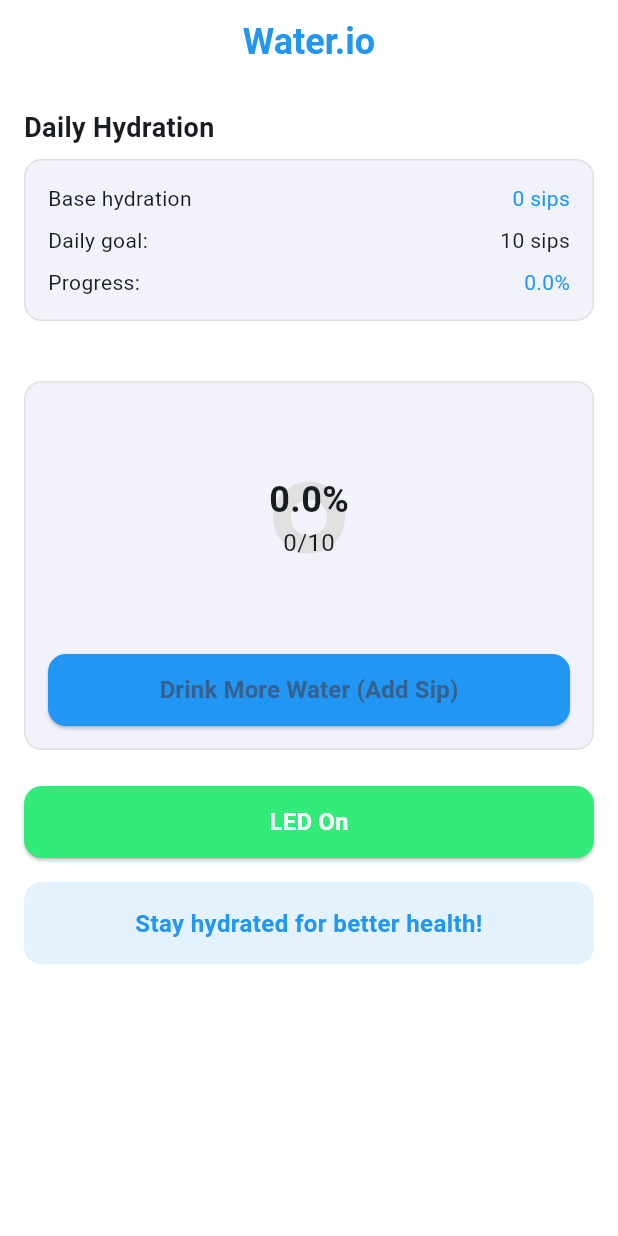
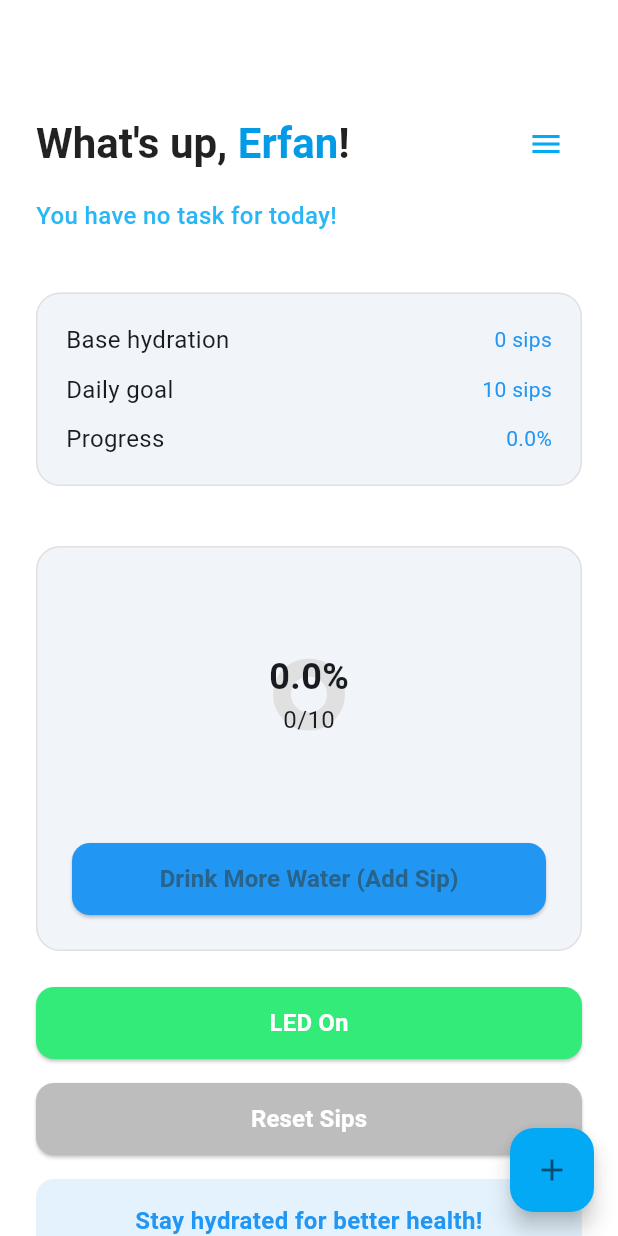
Before and after one commit to okhadragy/WaterIO, a Flutter app: the screen it shows after launch, on a phone screen of 412 x 824 dp. Run offline on Flutter 3.47's test engine with Material 3 defaults, Android fonts, the light colour scheme and no system bars; our stand-ins replace flutter_bluetooth_serial, hive_flutter, permission_handler; accounts and stored records are empty; Roboto replaces fonts that are missing (Arial).

Commit message:
last change

```diff
--- a/water_io/lib/main.dart
+++ b/water_io/lib/main.dart
@@ -1,9 +1,14 @@
 import 'package:flutter/material.dart';
+import 'package:hive_flutter/hive_flutter.dart';
 import 'package:flutter_bluetooth_serial/flutter_bluetooth_serial.dart';
 import 'package:permission_handler/permission_handler.dart';
-import 'dart:convert';
+import 'dart:convert'; // For ascii encoding/decoding
 
-void main() {
+void main() async {
+  WidgetsFlutterBinding.ensureInitialized();
+  await Hive.initFlutter();
+  await Hive.openBox('myBox');
+
   runApp(const MyApp());
 }
 
@@ -13,27 +18,28 @@ class MyApp extends StatelessWidget {
   @override
   Widget build(BuildContext context) {
     return MaterialApp(
-      title: 'Water.io',
+      title: 'Cocalarm',
+      debugShowCheckedModeBanner: false,
       theme: ThemeData(
         scaffoldBackgroundColor: Colors.white,
-        colorScheme: ColorScheme.fromSeed(seedColor: Colors.blue),
+        fontFamily: 'Arial',
+        colorScheme: ColorScheme.fromSeed(seedColor: Colors.lightBlue),
         cardTheme: CardTheme(
           elevation: 0,
           shape: RoundedRectangleBorder(
-            borderRadius: BorderRadius.circular(12),
+            borderRadius: BorderRadius.circular(16),
             side: BorderSide(color: Colors.grey.shade300, width: 1),
           ),
           margin: const EdgeInsets.symmetric(vertical: 8),
         ),
       ),
-      home: const MyHomePage(title: 'Water.io'),
+      home: const MyHomePage(title: 'Cocalarm'),
     );
   }
 }
 
 class MyHomePage extends StatefulWidget {
   const MyHomePage({super.key, required this.title});
-
   final String title;
 
   @override
@@ -41,77 +47,65 @@ class MyHomePage extends StatefulWidget {
 }
 
 class _MyHomePageState extends State<MyHomePage> {
-  // Declare the variables
-  int totalSips = 0; // Number of sips
-  final int goalSips = 10; // Goal sips per day
-  bool showSips = false; // Toggle button to show sips
-  double percentageGoal = 0; // Percentage of goal reached
-  bool ledOn = false; // LED status
+  late Box box;
+  int totalSips = 0;
+  int goalSips = 10;
+  double percentageGoal = 0;
+  bool ledOn = false;
+  String username = "Erfan";
   BluetoothConnection? connection;
   bool isConnected = false;
   String buffer = '';
 
-  // Function to increment sips
-  void incrementSips() {
-    setState(() {
-      totalSips++;
+  @override
+  void initState() {
+    super.initState();
+    box = Hive.box('myBox');
+    totalSips = box.get('totalSips', defaultValue: 0);
+    goalSips = box.get('goalSips', defaultValue: 10);
+    username = box.get('username', defaultValue: "Erfan");
     percentageGoal = (totalSips / goalSips) * 100;
-    });
-    DateTime now = DateTime.now();
-    String formattedDate = "${now.year}-${now.month}-${now.day}";
-    String formattedTime = "${now.hour}:${now.minute}:${now.second}";
-    print('Date received: $formattedDate Time: $formattedTime');
+    checkPermissions(); // Check permissions on startup
   }
 
-  // Function to toggle sips visibility
-  void toggleSips() {
-    setState(() {
-      showSips = !showSips;
-    });
-  }
+  void checkPermissions() async {
+    PermissionStatus bluetoothStatus = await Permission.bluetooth.request();
+    PermissionStatus bluetoothConnectStatus =
+        await Permission.bluetoothConnect.request();
+    PermissionStatus locationStatus =
+        await Permission.locationWhenInUse.request();
+    PermissionStatus bluetoothScanStatus =
+        await Permission.bluetoothScan.request();
 
-  // Function to toggle LED status
-  void toggleLED() {
-    if (isConnected) {
-      setState(() {
-        ledOn = !ledOn;
-      });
-      sendMessage(ledOn ? "on" : "off");
+    if (bluetoothStatus.isGranted &&
+        bluetoothConnectStatus.isGranted &&
+        locationStatus.isGranted &&
+        bluetoothScanStatus.isGranted) {
+      print("Permissions granted.");
+      getPairedESP(); // Proceed with Bluetooth operations
+    } else {
+      print("Permissions denied.");
     }
   }
 
-  @override
-  void initState() {
-    super.initState();
-    // Call getPairedESP() to try connecting to the ESP32
-    checkPermissions();
-  }
-
-  // Function to get paired ESP32 device and connect
   void getPairedESP() async {
-    // Ensure Bluetooth is enabled
     final isEnabled = await FlutterBluetoothSerial.instance.isEnabled;
     if (isEnabled == null || !isEnabled) {
       await FlutterBluetoothSerial.instance.requestEnable();
     }
 
-    // Get list of paired devices
     List<BluetoothDevice> pairedDevices =
         await FlutterBluetoothSerial.instance.getBondedDevices();
-
-    // Filter ESP32 by name or address pattern (customize as needed)
     BluetoothDevice? espDevice;
-
     for (BluetoothDevice device in pairedDevices) {
       if (device.name != null && device.name!.toLowerCase().contains("esp")) {
         espDevice = device;
-        break; // Exit loop when the ESP32 device is found
+        break;
       }
     }
 
     if (espDevice != null) {
       print("Found ESP32: ${espDevice.name} - ${espDevice.address}");
-      // Now connect
       try {
         connection = await BluetoothConnection.toAddress(espDevice.address);
         print('Connected to the ESP32!');
@@ -119,11 +113,9 @@ class _MyHomePageState extends State<MyHomePage> {
           isConnected = true;
         });
 
-        // Real-time listener
         connection!.input!
             .listen((data) {
               buffer += ascii.decode(data);
-
               int index;
               while ((index = buffer.indexOf('\n')) != -1) {
                 final line = buffer.substring(0, index).trim();
@@ -158,101 +150,211 @@ class _MyHomePageState extends State<MyHomePage> {
     }
   }
 
+  void reset() {
+    box.put('totalSips', 0);
+    setState(() {
+      totalSips = 0;
+      percentageGoal = 0;
+    });
+  }
+
+  void incrementSips() {
+    setState(() {
+      totalSips++;
+      percentageGoal = (totalSips / goalSips) * 100;
+      box.put('totalSips', totalSips);
+    });
+    sendMessage("Sip");
+  }
+
+  void toggleLED() {
+    if (isConnected) {
+      setState(() {
+        ledOn = !ledOn;
+      });
+      sendMessage(ledOn ? "on" : "off");
+    }
+  }
+
+  void editUsername() {
+    String newName = username;
+    showDialog(
+      context: context,
+      builder:
+          (context) => AlertDialog(
+            title: const Text('Edit Username'),
+            content: TextField(
+              autofocus: true,
+              decoration: const InputDecoration(hintText: 'Enter new name'),
+              onChanged: (value) => newName = value,
+            ),
+            actions: [
+              TextButton(
+                onPressed: () {
+                  setState(() {
+                    username = newName;
+                    box.put('username', username);
+                  });
+                  Navigator.of(context).pop();
+                },
+                child: const Text('Save'),
+              ),
+            ],
+          ),
+    );
+  }
+
+  void editGoalSips() {
+    String newGoal = goalSips.toString();
+    showDialog(
+      context: context,
+      builder:
+          (context) => AlertDialog(
+            title: const Text('Edit Goal Sips'),
+            content: TextField(
+              autofocus: true,
+              keyboardType: TextInputType.number,
+              decoration: const InputDecoration(hintText: 'Enter new goal'),
+              onChanged: (value) => newGoal = value,
+            ),
+            actions: [
+              TextButton(
+                onPressed: () {
+                  int? parsedGoal = int.tryParse(newGoal);
+                  if (parsedGoal != null && parsedGoal > 0) {
+                    setState(() {
+                      goalSips = parsedGoal;
+                      box.put('goalSips', goalSips);
+                      percentageGoal = (totalSips / goalSips) * 100;
+                    });
+                  }
+                  Navigator.of(context).pop();
+                },
+                child: const Text('Save'),
+              ),
+            ],
+          ),
+    );
+  }
+
+  Widget _infoRow(String label, String value) {
+    return Row(
+      mainAxisAlignment: MainAxisAlignment.spaceBetween,
+      children: [
+        Text(label, style: const TextStyle(fontSize: 16)),
+        Text(value, style: const TextStyle(color: Colors.blue)),
+      ],
+    );
+  }
+
   @override
   void dispose() {
     connection?.dispose();
     super.dispose();
   }
 
-  void checkPermissions() async {
-    // Request Bluetooth permissions
-    PermissionStatus bluetoothStatus = await Permission.bluetooth.request();
-    PermissionStatus bluetoothConnectStatus =
-        await Permission.bluetoothConnect.request();
-    PermissionStatus locationStatus =
-        await Permission.locationWhenInUse.request();
-    PermissionStatus bluetoothScanStatus =
-        await Permission.bluetoothScan.request();
-
-    if (bluetoothStatus.isGranted &&
-        bluetoothConnectStatus.isGranted &&
-        locationStatus.isGranted &&
-        bluetoothScanStatus.isGranted) {
-      print("Permissions granted.");
-      getPairedESP(); // Proceed with Bluetooth operations
-    } else {
-      print("Permissions denied.");
-    }
-  }
-
   @override
   Widget build(BuildContext context) {
     return Scaffold(
-      appBar: AppBar(
-        backgroundColor: Colors.white,
-        elevation: 0,
+      drawer: Drawer(
+        child: ListView(
+          padding: const EdgeInsets.symmetric(vertical: 24),
+          children: [
+            const ListTile(
               title: Text(
-          widget.title,
-          style: const TextStyle(
-            color: Colors.blue,
-            fontSize: 24,
-            fontWeight: FontWeight.bold,
+                'Settings',
+                style: TextStyle(fontSize: 20, fontWeight: FontWeight.bold),
               ),
             ),
-        centerTitle: true,
+            const Divider(),
+            ListTile(
+              leading: const Icon(Icons.person),
+              title: const Text('Edit Username'),
+              onTap: () {
+                Navigator.pop(context);
+                editUsername();
+              },
+            ),
+            ListTile(
+              leading: const Icon(Icons.flag),
+              title: const Text('Edit Goal Sips'),
+              onTap: () {
+                Navigator.pop(context);
+                editGoalSips();
+              },
+            ),
+          ],
+        ),
       ),
       body: SingleChildScrollView(
-        padding: const EdgeInsets.all(16),
+        padding: const EdgeInsets.all(24),
         child: Column(
           crossAxisAlignment: CrossAxisAlignment.start,
           children: [
-            // Daily Progress Section
-            const Text(
-              'Daily Hydration',
-              style: TextStyle(fontSize: 18, fontWeight: FontWeight.bold),
-            ),
-            Card(
-              child: Padding(
-                padding: const EdgeInsets.all(16),
-                child: Column(
-                  children: [
+            const SizedBox(height: 48),
             Row(
               mainAxisAlignment: MainAxisAlignment.spaceBetween,
               children: [
-                        const Text('Base hydration'),
-                        Text(
-                          '$totalSips sips',
-                          style: const TextStyle(color: Colors.blue),
+                RichText(
+                  text: TextSpan(
+                    style: const TextStyle(
+                      fontSize: 28,
+                      fontWeight: FontWeight.bold,
+                      color: Colors.black87,
+                    ),
+                    children: [
+                      const TextSpan(text: "What's up, "),
+                      TextSpan(
+                        text: username,
+                        style: TextStyle(color: Colors.lightBlue.shade600),
+                      ),
+                      const TextSpan(text: "!"),
+                    ],
+                  ),
+                ),
+                Builder(
+                  builder:
+                      (context) => IconButton(
+                        icon: const Icon(Icons.menu, color: Colors.lightBlue),
+                        onPressed: () => Scaffold.of(context).openDrawer(),
+                      ),
                 ),
               ],
             ),
-                    const SizedBox(height: 8),
-                    const Row(
-                      mainAxisAlignment: MainAxisAlignment.spaceBetween,
-                      children: [Text('Daily goal:'), Text('10 sips')],
+            const SizedBox(height: 12),
+            Text(
+              totalSips == 0
+                  ? 'You have no task for today!'
+                  : 'You’ve logged $totalSips sips today!',
+              style: TextStyle(
+                fontSize: 16,
+                fontWeight: FontWeight.w500,
+                color: Colors.lightBlue.shade400,
               ),
-                    const SizedBox(height: 8),
-                    Row(
-                      mainAxisAlignment: MainAxisAlignment.spaceBetween,
+            ),
+            const SizedBox(height: 32),
+            Card(
+              child: Padding(
+                padding: const EdgeInsets.all(20),
+                child: Column(
                   children: [
-                        const Text('Progress:'),
-                        Text(
+                    _infoRow('Base hydration', '$totalSips sips'),
+                    const SizedBox(height: 10),
+                    _infoRow('Daily goal', '$goalSips sips'),
+                    const SizedBox(height: 10),
+                    _infoRow(
+                      'Progress',
                       '${percentageGoal.toStringAsFixed(1)}%',
-                          style: const TextStyle(color: Colors.blue),
-                        ),
-                      ],
                     ),
                   ],
                 ),
               ),
             ),
-
             const SizedBox(height: 24),
-
-            // Progress Ring Card
-            Card(
+            Center(
+              child: Card(
                 child: Padding(
-                padding: const EdgeInsets.all(16),
+                  padding: const EdgeInsets.all(24),
                   child: Column(
                     children: [
                       SizedBox(
@@ -288,7 +390,7 @@ class _MyHomePageState extends State<MyHomePage> {
                           ],
                         ),
                       ),
-                    const SizedBox(height: 16),
+                      const SizedBox(height: 24),
                       ElevatedButton(
                         onPressed: incrementSips,
                         style: ElevatedButton.styleFrom(
@@ -310,10 +412,8 @@ class _MyHomePageState extends State<MyHomePage> {
                   ),
                 ),
               ),
-
+            ),
             const SizedBox(height: 16),
-
-            // Action Buttons
             ElevatedButton(
               onPressed: toggleLED,
               style: ElevatedButton.styleFrom(
@@ -335,10 +435,26 @@ class _MyHomePageState extends State<MyHomePage> {
                 ),
               ),
             ),
-
             const SizedBox(height: 16),
-
-            // Hydration Tip Banner
+            ElevatedButton(
+              onPressed: reset,
+              style: ElevatedButton.styleFrom(
+                backgroundColor: Colors.grey.shade400,
+                minimumSize: const Size(double.infinity, 48),
+                shape: RoundedRectangleBorder(
+                  borderRadius: BorderRadius.circular(12),
+                ),
+              ),
+              child: const Text(
+                'Reset Sips',
+                style: TextStyle(
+                  fontSize: 16,
+                  fontWeight: FontWeight.bold,
+                  color: Colors.white,
+                ),
+              ),
+            ),
+            const SizedBox(height: 16),
             Container(
               width: double.infinity,
               padding: const EdgeInsets.all(16),
@@ -356,8 +472,14 @@ class _MyHomePageState extends State<MyHomePage> {
                 textAlign: TextAlign.center,
               ),
             ),
+            const SizedBox(height: 32),
           ],
         ),
+      ),
+      floatingActionButton: FloatingActionButton(
+        onPressed: incrementSips,
+        backgroundColor: Colors.lightBlue,
+        child: const Icon(Icons.add),
       ),
     );
   }
--- a/water_io/pubspec.yaml
+++ b/water_io/pubspec.yaml
@@ -36,6 +36,9 @@ dependencies:
   cupertino_icons: ^1.0.8
   flutter_bluetooth_serial: ^0.4.0
   permission_handler: ^12.0.0
+  hive: ^2.2.3
+  hive_flutter: ^1.1.0
+
   #firebase_core: ^3.13.0
   #firebase_auth: ^5.5.2
 
```
Also changed, not shown: water_io/pubspec.lock, 2 other files. Lines whose indentation alone changed are shown as unchanged.
